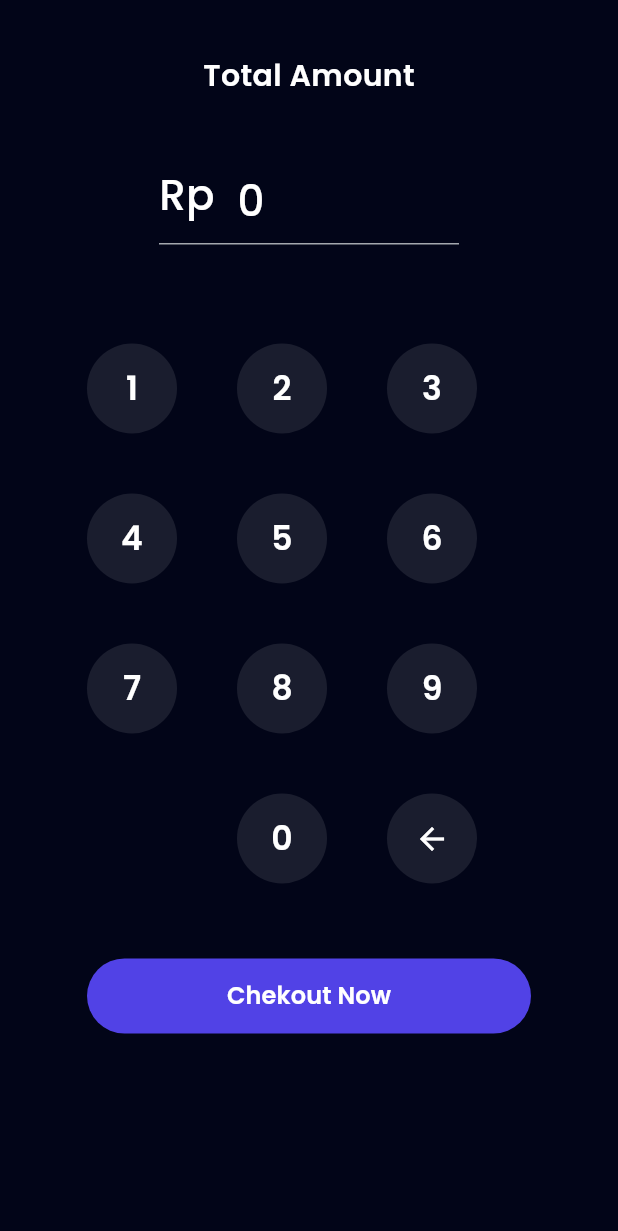
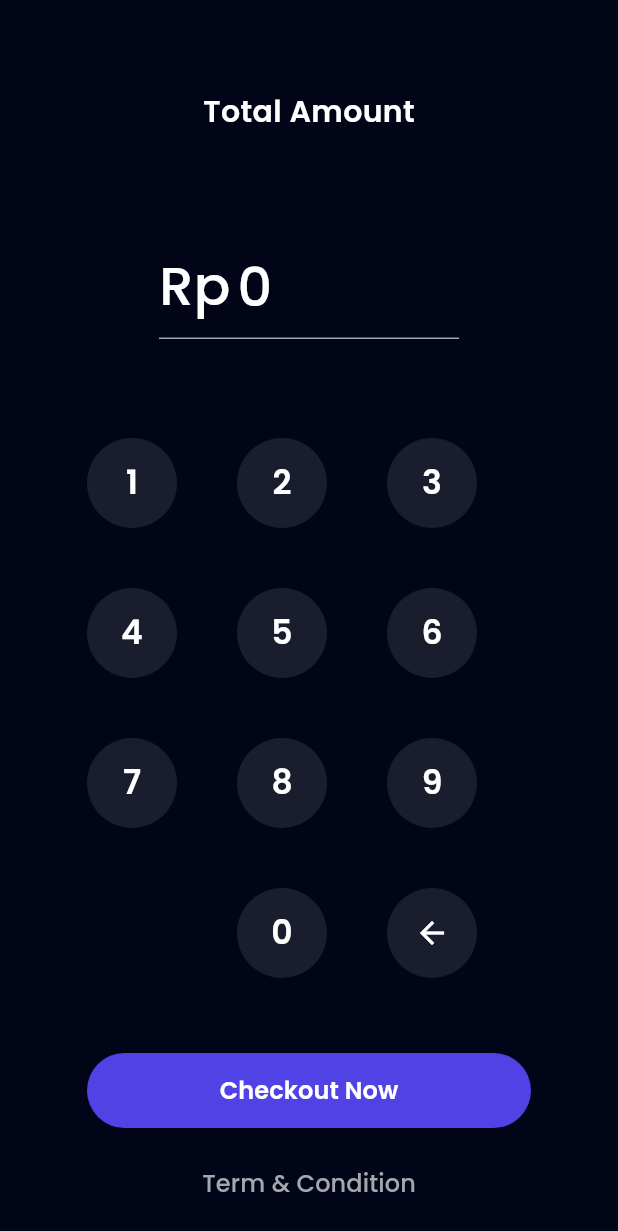
Before and after one commit to Cell6969/ewallet-bank, a Flutter app: the TopupAmountPage screen opened by its route, on a phone screen of 412 x 824 dp. Shown: the top 1231 px of the screen. Run offline on Flutter 3.47's test engine with Material 3 defaults, Android fonts, the phone set to English and light mode, and no system bars; our stand-ins replace carousel_slider, google_fonts.

Commit message:
ui: adjust sizedbox for height

```diff
--- a/mobile/lib/ui/pages/topup_amount_page.dart
+++ b/mobile/lib/ui/pages/topup_amount_page.dart
@@ -77,7 +77,7 @@ class _TopupAmountPageState extends State<TopupAmountPage> {
       body: ListView(
         padding: const EdgeInsets.symmetric(horizontal: 58),
         children: [
-          const SizedBox(height: 36),
+          const SizedBox(height: 60),
           Center(
             child: Text(
               'Total Amount',
@@ -87,21 +87,21 @@ class _TopupAmountPageState extends State<TopupAmountPage> {
               ),
             ),
           ),
-          const SizedBox(height: 40),
+          const SizedBox(height: 67),
           Align(
             child: SizedBox(
               width: 200,
               child: TextFormField(
                 controller: amountController,
                 style: whiteTextStyle.copyWith(
-                  fontSize: 28,
+                  fontSize: 36,
                   fontWeight: medium,
                 ),
                 enabled: false,
                 cursorColor: greyColor,
                 decoration: InputDecoration(
                   prefixIcon: Text('Rp',style: whiteTextStyle.copyWith(
-                  fontSize: 28,
+                  fontSize: 36,
                   fontWeight: medium,
                 )),
                   disabledBorder: UnderlineInputBorder(
@@ -149,7 +149,7 @@ class _TopupAmountPageState extends State<TopupAmountPage> {
             ],
           ),
           const SizedBox(height: 50,),
-          CustomFilledButton(title: 'Chekout Now', onPress: () async {
+          CustomFilledButton(title: 'Checkout Now', onPress: () async {
             if (await Navigator.pushNamed(context, '/pin') == true) {
               await launchUrl(
                 Uri.parse('https://demo.midtrans.com/'),
@@ -161,7 +161,9 @@ class _TopupAmountPageState extends State<TopupAmountPage> {
               }
             }
           },),
-          const SizedBox(height: 30,),
+          const SizedBox(height: 25,),
+          CustomTextButton(title: 'Term & Condition', onPress: (){},),
+          const SizedBox(height: 40,)
         ],
       ),
     );
```
